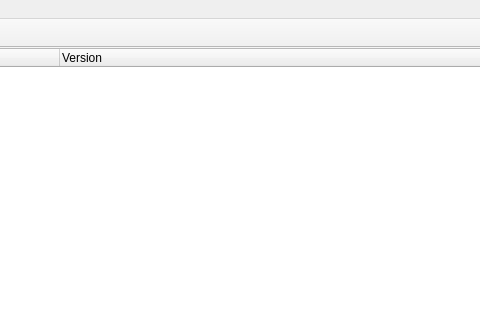
Qt form mainwindow.ui (eterniti/xv2ins) before a commit; both pictures show x 144 to 624 and y 0 to 320 of the 995 by 560 pixel window.
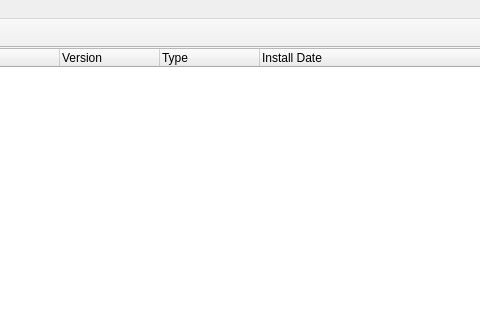
The same form after that commit. Icons and pictures are not drawn.

```diff
--- a/mainwindow.ui
+++ b/mainwindow.ui
@@ -53,6 +53,16 @@
         <string>Version</string>
        </property>
       </column>
+      <column>
+       <property name="text">
+        <string>Type</string>
+       </property>
+      </column>
+      <column>
+       <property name="text">
+        <string>Install Date</string>
+       </property>
+      </column>
      </widget>
     </item>
    </layout>
```
Left out of the diff: 8 changed lines with no effect on the pictures.
